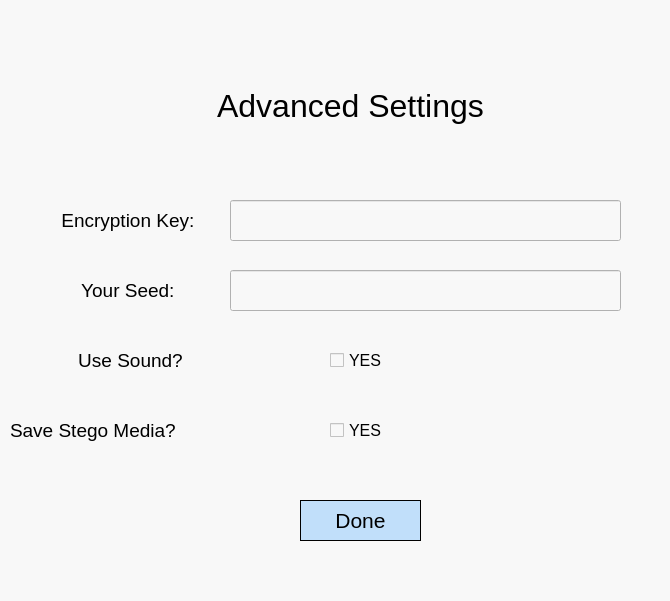
First picture: the form in UI_Files/Advanced Settings.ui, repository StegoMailo/Desktop-App, before the edit.
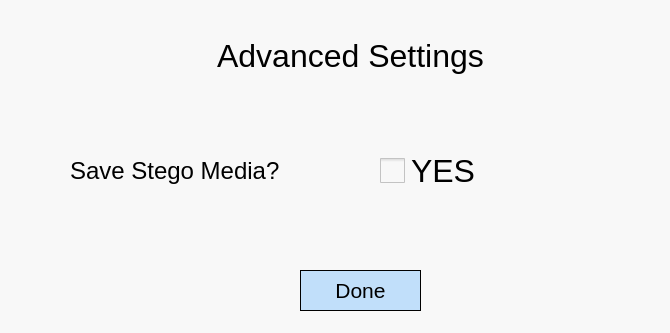
Second picture: the form after the edit.

Diff of the .ui file:
```diff
--- a/UI_Files/Advanced Settings.ui
+++ b/UI_Files/Advanced Settings.ui
@@ -7,7 +7,7 @@
     <x>0</x>
     <y>0</y>
     <width>670</width>
-    <height>601</height>
+    <height>333</height>
    </rect>
   </property>
   <property name="windowTitle">
@@ -16,140 +16,55 @@
   <property name="styleSheet">
    <string notr="true">background-color: rgb(248, 248, 248);</string>
   </property>
-  <widget class="QLabel" name="txtKey">
-   <property name="geometry">
-    <rect>
-     <x>50</x>
-     <y>200</y>
-     <width>161</width>
-     <height>41</height>
-    </rect>
-   </property>
-   <property name="text">
-    <string>&lt;html&gt;&lt;head/&gt;&lt;body&gt;&lt;p align=&quot;center&quot;&gt;&lt;span style=&quot; font-size:14pt; color:#000000;&quot;&gt;Encryption Key: &lt;/span&gt;&lt;/p&gt;&lt;/body&gt;&lt;/html&gt;</string>
-   </property>
-  </widget>
-  <widget class="QLabel" name="txtSeed">
-   <property name="geometry">
-    <rect>
-     <x>50</x>
-     <y>270</y>
-     <width>161</width>
-     <height>41</height>
-    </rect>
-   </property>
-   <property name="text">
-    <string>&lt;html&gt;&lt;head/&gt;&lt;body&gt;&lt;p align=&quot;center&quot;&gt;&lt;span style=&quot; font-size:14pt; color:#000000;&quot;&gt;Your Seed: &lt;/span&gt;&lt;/p&gt;&lt;/body&gt;&lt;/html&gt;</string>
-   </property>
-  </widget>
-  <widget class="QLabel" name="txtSound">
-   <property name="geometry">
-    <rect>
-     <x>50</x>
-     <y>340</y>
-     <width>161</width>
-     <height>41</height>
-    </rect>
-   </property>
-   <property name="text">
-    <string>&lt;html&gt;&lt;head/&gt;&lt;body&gt;&lt;p align=&quot;center&quot;&gt;&lt;span style=&quot; font-size:14pt; color:#000000;&quot;&gt;Use Sound?&lt;/span&gt;&lt;/p&gt;&lt;/body&gt;&lt;/html&gt;</string>
-   </property>
-  </widget>
   <widget class="QLabel" name="txtSave">
    <property name="geometry">
     <rect>
-     <x>10</x>
-     <y>410</y>
+     <x>70</x>
+     <y>150</y>
      <width>211</width>
      <height>41</height>
     </rect>
    </property>
    <property name="font">
     <font>
-     <pointsize>14</pointsize>
+     <pointsize>18</pointsize>
     </font>
    </property>
    <property name="text">
     <string>Save Stego Media?</string>
    </property>
   </widget>
-  <widget class="QCheckBox" name="chkSound">
-   <property name="geometry">
-    <rect>
-     <x>330</x>
-     <y>340</y>
-     <width>71</width>
-     <height>41</height>
-    </rect>
-   </property>
-   <property name="font">
-    <font>
-     <pointsize>12</pointsize>
-    </font>
-   </property>
-   <property name="text">
-    <string>YES</string>
-   </property>
-  </widget>
   <widget class="QCheckBox" name="chkSave">
    <property name="geometry">
     <rect>
-     <x>330</x>
-     <y>410</y>
-     <width>71</width>
+     <x>380</x>
+     <y>150</y>
+     <width>101</width>
      <height>41</height>
     </rect>
    </property>
    <property name="font">
     <font>
-     <pointsize>12</pointsize>
+     <pointsize>24</pointsize>
     </font>
    </property>
+   <property name="styleSheet">
+    <string notr="true">
+
+QCheckBox::indicator#chkSave {
+     width: 25px;
+     height: 25px;
+}</string>
+   </property>
    <property name="text">
     <string>YES</string>
    </property>
   </widget>
-  <widget class="QLineEdit" name="tfKey">
-   <property name="geometry">
-    <rect>
-     <x>230</x>
-     <y>200</y>
-     <width>391</width>
-     <height>41</height>
-    </rect>
-   </property>
-   <property name="font">
-    <font>
-     <pointsize>12</pointsize>
-    </font>
-   </property>
-   <property name="styleSheet">
-    <string notr="true">background-color: rgb(248, 248, 248);</string>
-   </property>
-  </widget>
-  <widget class="QLineEdit" name="tfSeed">
-   <property name="geometry">
-    <rect>
-     <x>230</x>
-     <y>270</y>
-     <width>391</width>
-     <height>41</height>
-    </rect>
-   </property>
-   <property name="font">
-    <font>
-     <pointsize>12</pointsize>
-    </font>
-   </property>
-   <property name="styleSheet">
-    <string notr="true">background-color: rgb(248, 248, 248);</string>
-   </property>
-  </widget>
   <widget class="QLabel" name="txtTitle">
    <property name="geometry">
     <rect>
      <x>170</x>
-     <y>70</y>
+     <y>20</y>
      <width>361</width>
      <height>71</height>
     </rect>
@@ -170,7 +85,7 @@
    <property name="geometry">
     <rect>
      <x>300</x>
-     <y>500</y>
+     <y>270</y>
      <width>121</width>
      <height>41</height>
     </rect>
```
